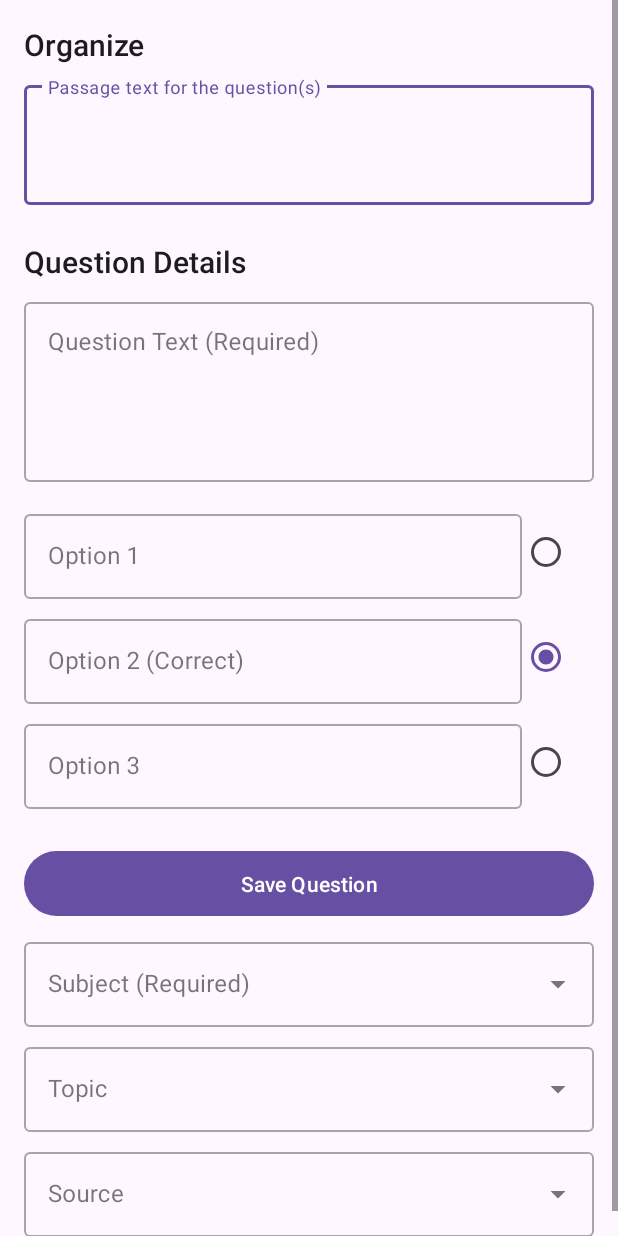
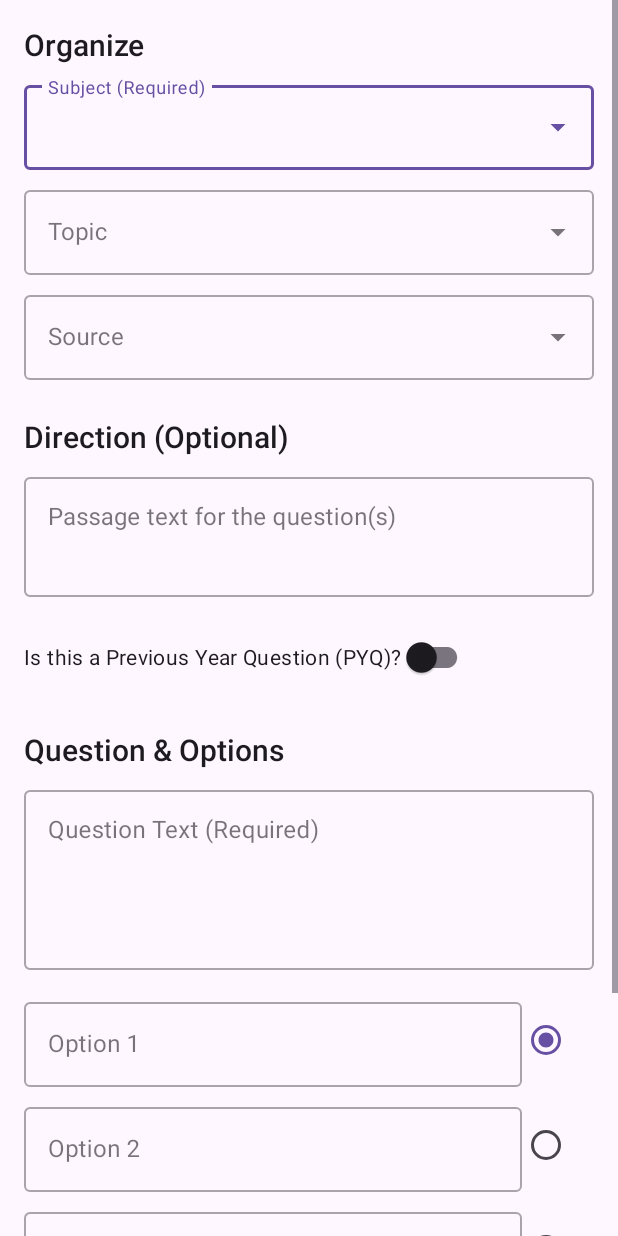
Before and after one commit to mr-himanshuyadav/question-press-adder-android, an Android app built with Jetpack Compose: the EditorActivity screen opened directly, with no data from a screen before it, on a phone screen of 412 x 824 dp. Run offline under Robolectric (Android 15) with nearby library versions, the phone set to English and light mode, and no system bars; 1 statement that could not run was skipped.

Commit message:
fix: Correct radio button behavior and complete editor UI

```diff
--- a/app/src/main/res/layout/activity_editor.xml
+++ b/app/src/main/res/layout/activity_editor.xml
@@ -19,7 +19,55 @@
             android:textAppearance="@style/TextAppearance.AppCompat.Title" />
 
         <com.google.android.material.textfield.TextInputLayout
-            android:id="@+id/directionLayout"
+            style="@style/Widget.MaterialComponents.TextInputLayout.OutlinedBox.ExposedDropdownMenu"
+            android:layout_width="match_parent"
+            android:layout_height="wrap_content"
+            android:layout_marginTop="8dp"
+            android:hint="Subject (Required)">
+
+            <AutoCompleteTextView
+                android:id="@+id/subjectAutoComplete"
+                android:layout_width="match_parent"
+                android:layout_height="wrap_content"
+                android:inputType="none" />
+        </com.google.android.material.textfield.TextInputLayout>
+
+        <com.google.android.material.textfield.TextInputLayout
+            style="@style/Widget.MaterialComponents.TextInputLayout.OutlinedBox.ExposedDropdownMenu"
+            android:layout_width="match_parent"
+            android:layout_height="wrap_content"
+            android:layout_marginTop="8dp"
+            android:hint="Topic">
+
+            <AutoCompleteTextView
+                android:id="@+id/topicAutoComplete"
+                android:layout_width="match_parent"
+                android:layout_height="wrap_content"
+                android:inputType="none" />
+        </com.google.android.material.textfield.TextInputLayout>
+
+        <com.google.android.material.textfield.TextInputLayout
+            style="@style/Widget.MaterialComponents.TextInputLayout.OutlinedBox.ExposedDropdownMenu"
+            android:layout_width="match_parent"
+            android:layout_height="wrap_content"
+            android:layout_marginTop="8dp"
+            android:hint="Source">
+
+            <AutoCompleteTextView
+                android:id="@+id/sourceAutoComplete"
+                android:layout_width="match_parent"
+                android:layout_height="wrap_content"
+                android:inputType="none" />
+        </com.google.android.material.textfield.TextInputLayout>
+
+        <TextView
+            android:layout_width="wrap_content"
+            android:layout_height="wrap_content"
+            android:layout_marginTop="24dp"
+            android:text="Direction (Optional)"
+            android:textAppearance="@style/TextAppearance.AppCompat.Title" />
+
+        <com.google.android.material.textfield.TextInputLayout
             style="@style/Widget.MaterialComponents.TextInputLayout.OutlinedBox"
             android:layout_width="match_parent"
             android:layout_height="wrap_content"
@@ -34,15 +82,60 @@
                 android:minHeight="80dp" />
         </com.google.android.material.textfield.TextInputLayout>
 
+        <com.google.android.material.switchmaterial.SwitchMaterial
+            android:id="@+id/isPyqSwitch"
+            android:layout_width="wrap_content"
+            android:layout_height="wrap_content"
+            android:layout_marginTop="16dp"
+            android:text="Is this a Previous Year Question (PYQ)?" />
+
+        <LinearLayout
+            android:id="@+id/pyqFieldsContainer"
+            android:layout_width="match_parent"
+            android:layout_height="wrap_content"
+            android:orientation="vertical"
+            android:visibility="gone"
+            tools:visibility="visible">
+
+            <com.google.android.material.textfield.TextInputLayout
+                style="@style/Widget.MaterialComponents.TextInputLayout.OutlinedBox.ExposedDropdownMenu"
+                android:layout_width="match_parent"
+                android:layout_height="wrap_content"
+                android:layout_marginTop="8dp"
+                android:hint="Exam">
+
+                <AutoCompleteTextView
+                    android:id="@+id/examAutoComplete"
+                    android:layout_width="match_parent"
+                    android:layout_height="wrap_content"
+                    android:inputType="none" />
+            </com.google.android.material.textfield.TextInputLayout>
+
+            <com.google.android.material.textfield.TextInputLayout
+                style="@style/Widget.MaterialComponents.TextInputLayout.OutlinedBox"
+                android:layout_width="match_parent"
+                android:layout_height="wrap_content"
+                android:layout_marginTop="8dp"
+                android:hint="Year (e.g., 2023)">
+
+                <com.google.android.material.textfield.TextInputEditText
+                    android:id="@+id/pyqYearEditText"
+                    android:layout_width="match_parent"
+                    android:layout_height="wrap_content"
+                    android:inputType="number"
+                    android:maxLength="4" />
+            </com.google.android.material.textfield.TextInputLayout>
+        </LinearLayout>
+
+
         <TextView
             android:layout_width="wrap_content"
             android:layout_height="wrap_content"
             android:layout_marginTop="24dp"
-            android:text="Question Details"
+            android:text="Question &amp; Options"
             android:textAppearance="@style/TextAppearance.AppCompat.Title" />
 
         <com.google.android.material.textfield.TextInputLayout
-            android:id="@+id/questionLayout"
             style="@style/Widget.MaterialComponents.TextInputLayout.OutlinedBox"
             android:layout_width="match_parent"
             android:layout_height="wrap_content"
@@ -57,14 +150,18 @@
                 android:minHeight="120dp" />
         </com.google.android.material.textfield.TextInputLayout>
 
+        <RadioGroup
+            android:id="@+id/optionsRadioGroup"
+            android:layout_width="match_parent"
+            android:layout_height="wrap_content"
+            android:layout_marginTop="16dp">
+
             <LinearLayout
                 android:layout_width="match_parent"
                 android:layout_height="wrap_content"
-            android:layout_marginTop="16dp"
                 android:orientation="horizontal">
 
                 <com.google.android.material.textfield.TextInputLayout
-                android:id="@+id/option1Layout"
                     style="@style/Widget.MaterialComponents.TextInputLayout.OutlinedBox"
                     android:layout_width="0dp"
                     android:layout_height="wrap_content"
@@ -81,7 +178,8 @@
                     android:id="@+id/option1RadioButton"
                     android:layout_width="wrap_content"
                     android:layout_height="wrap_content"
-                android:layout_gravity="center" />
+                    android:layout_gravity="center"
+                    android:checked="true"/>
             </LinearLayout>
 
             <LinearLayout
@@ -91,12 +189,11 @@
                 android:orientation="horizontal">
 
                 <com.google.android.material.textfield.TextInputLayout
-                android:id="@+id/option2Layout"
                     style="@style/Widget.MaterialComponents.TextInputLayout.OutlinedBox"
                     android:layout_width="0dp"
                     android:layout_height="wrap_content"
                     android:layout_weight="1"
-                android:hint="Option 2 (Correct)">
+                    android:hint="Option 2">
 
                     <com.google.android.material.textfield.TextInputEditText
                         android:id="@+id/option2EditText"
@@ -108,8 +205,7 @@
                     android:id="@+id/option2RadioButton"
                     android:layout_width="wrap_content"
                     android:layout_height="wrap_content"
-                android:layout_gravity="center"
-                android:checked="true"/>
+                    android:layout_gravity="center"/>
             </LinearLayout>
 
             <LinearLayout
@@ -119,7 +215,6 @@
                 android:orientation="horizontal">
 
                 <com.google.android.material.textfield.TextInputLayout
-                android:id="@+id/option3Layout"
                     style="@style/Widget.MaterialComponents.TextInputLayout.OutlinedBox"
                     android:layout_width="0dp"
                     android:layout_height="wrap_content"
@@ -139,6 +234,33 @@
                     android:layout_gravity="center" />
             </LinearLayout>
 
+            <LinearLayout
+                android:layout_width="match_parent"
+                android:layout_height="wrap_content"
+                android:layout_marginTop="8dp"
+                android:orientation="horizontal">
+
+                <com.google.android.material.textfield.TextInputLayout
+                    style="@style/Widget.MaterialComponents.TextInputLayout.OutlinedBox"
+                    android:layout_width="0dp"
+                    android:layout_height="wrap_content"
+                    android:layout_weight="1"
+                    android:hint="Option 4">
+
+                    <com.google.android.material.textfield.TextInputEditText
+                        android:id="@+id/option4EditText"
+                        android:layout_width="match_parent"
+                        android:layout_height="wrap_content" />
+                </com.google.android.material.textfield.TextInputLayout>
+
+                <RadioButton
+                    android:id="@+id/option4RadioButton"
+                    android:layout_width="wrap_content"
+                    android:layout_height="wrap_content"
+                    android:layout_gravity="center" />
+            </LinearLayout>
+        </RadioGroup>
+
         <Button
             android:id="@+id/saveButton"
             android:layout_width="match_parent"
@@ -148,50 +270,5 @@
             android:paddingBottom="12dp"
             android:text="Save Question" />
 
-        <com.google.android.material.textfield.TextInputLayout
-            android:id="@+id/subjectLayout"
-            style="@style/Widget.MaterialComponents.TextInputLayout.OutlinedBox.ExposedDropdownMenu"
-            android:layout_width="match_parent"
-            android:layout_height="wrap_content"
-            android:layout_marginTop="8dp"
-            android:hint="Subject (Required)">
-
-            <AutoCompleteTextView
-                android:id="@+id/subjectAutoComplete"
-                android:layout_width="match_parent"
-                android:layout_height="wrap_content"
-                android:inputType="none" />
-        </com.google.android.material.textfield.TextInputLayout>
-
-        <com.google.android.material.textfield.TextInputLayout
-            android:id="@+id/topicLayout"
-            style="@style/Widget.MaterialComponents.TextInputLayout.OutlinedBox.ExposedDropdownMenu"
-            android:layout_width="match_parent"
-            android:layout_height="wrap_content"
-            android:layout_marginTop="8dp"
-            android:hint="Topic">
-
-            <AutoCompleteTextView
-                android:id="@+id/topicAutoComplete"
-                android:layout_width="match_parent"
-                android:layout_height="wrap_content"
-                android:inputType="none" />
-        </com.google.android.material.textfield.TextInputLayout>
-
-        <com.google.android.material.textfield.TextInputLayout
-            android:id="@+id/sourceLayout"
-            style="@style/Widget.MaterialComponents.TextInputLayout.OutlinedBox.ExposedDropdownMenu"
-            android:layout_width="match_parent"
-            android:layout_height="wrap_content"
-            android:layout_marginTop="8dp"
-            android:hint="Source">
-
-            <AutoCompleteTextView
-                android:id="@+id/sourceAutoComplete"
-                android:layout_width="match_parent"
-                android:layout_height="wrap_content"
-                android:inputType="none" />
-        </com.google.android.material.textfield.TextInputLayout>
-
     </LinearLayout>
 </ScrollView>
```
Lines whose indentation alone changed are shown as unchanged.
